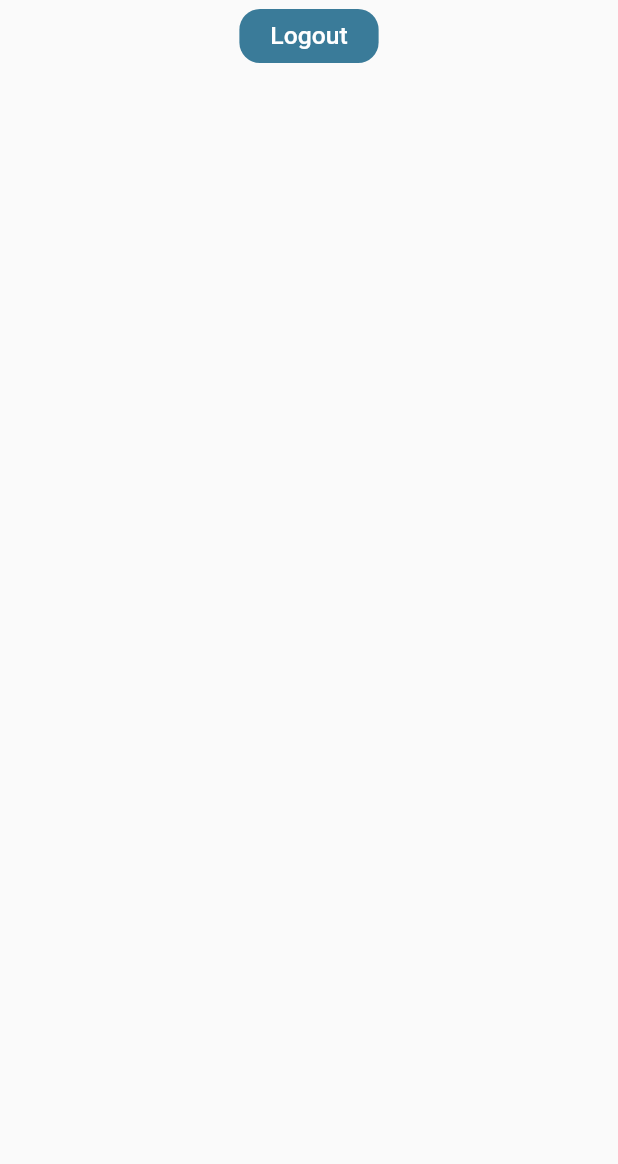
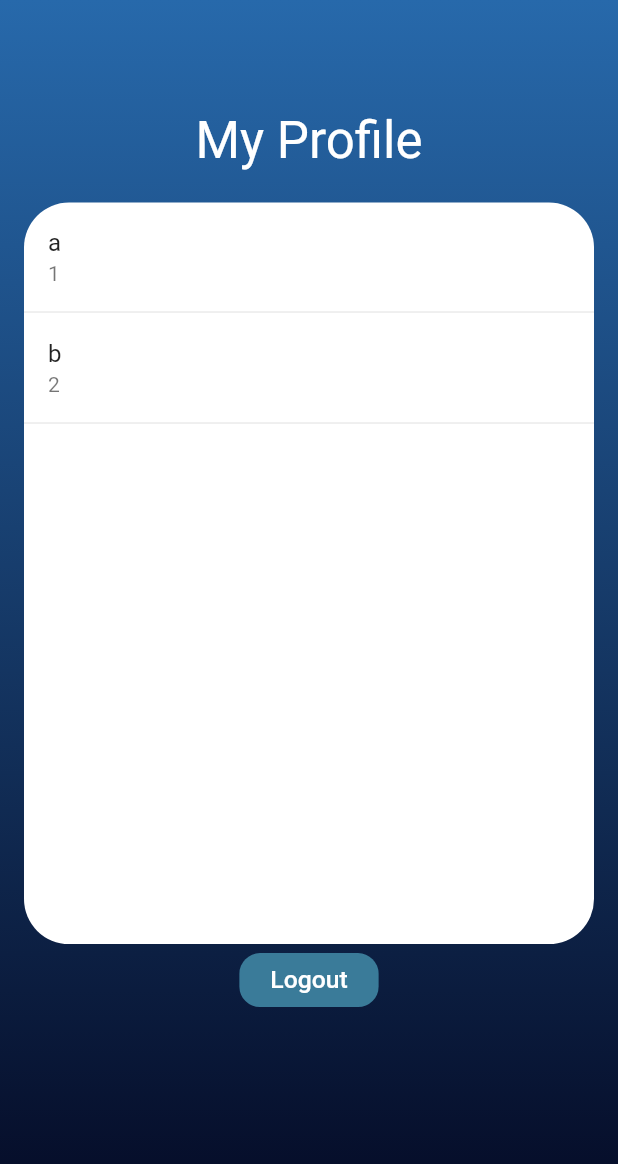
Before and after one commit to Addin15/jomhack_frontend, a Flutter app: the Profile screen opened directly, on a phone screen of 412 x 824 dp. Shown: the top 1164 px of the screen. Run offline on Flutter 3.47's test engine with Material 2 defaults, Android fonts, the phone set to English and light mode, and no system bars; our stand-ins replace flutter_secure_storage, flutter_spinkit, ionicons, sizer, syncfusion_flutter_gauges, syncfusion_flutter_sliders; missing offline and left inert: syncfusion_flutter_core; accounts and stored records are empty; network calls fail.

Commit message:
profile ui

```diff
--- a/lib/pages/profile/profile.dart
+++ b/lib/pages/profile/profile.dart
@@ -1,4 +1,6 @@
 import 'package:flutter/material.dart';
+
+import 'package:jomhack/services/api_service.dart';
 import 'package:jomhack/services/auth_service.dart';
 import 'package:jomhack/templates/custom_widgets.dart';
 import 'package:provider/provider.dart';
@@ -15,22 +17,138 @@ class Profile extends StatefulWidget {
 
 class _ProfileState extends State<Profile> {
 
-  ProviderModel? a;
 
   @override
   Widget build(BuildContext context) {
-    return Center(
+
+    double width = MediaQuery.of(context).size.width;
+    double height = MediaQuery.of(context).size.height;
+    return Stack(
+      fit: StackFit.expand,
+      children: [
+        Container(
+          decoration: BoxDecoration(
+            gradient: LinearGradient(
+              colors: [
+                Color.fromRGBO(4, 9, 35, 1),
+                Color.fromRGBO(39, 105, 171, 1),
+              ],
+              begin: FractionalOffset.bottomCenter,
+              end: FractionalOffset.topCenter,
+            ),
+          ),
+        ),
+        Scaffold(
+          backgroundColor: Colors.transparent,
+          body: SingleChildScrollView(
+            physics: BouncingScrollPhysics(),
+            child: Padding(
+              padding: const EdgeInsets.symmetric(horizontal: 16, vertical: 73),
               child: Column(
                 children: [
+                  Row(
+                    mainAxisAlignment: MainAxisAlignment.spaceBetween,
+                    children: [
+
+                    ],
+                  ),
+
+                  Text(
+                    'My Profile',
+                    textAlign: TextAlign.center,
+                    style: TextStyle(
+                      color: Colors.white,
+                      fontSize: 34,
+                    ),
+                  ),
+
+                  SizedBox(
+                    height: 22,
+                  ),
+
+                  Container(
+                    height: height * 0.6,
+                    child: LayoutBuilder(
+                      builder: (context, constraints) {
+                        double innerHeight = constraints.maxHeight;
+                        double innerWidth = constraints.maxWidth;
+                        return Stack(
+                          fit: StackFit.expand,
+                          children: [
+                            Positioned(
+                              bottom: 0,
+                              left: 0,
+                              right: 0,
+                              child: Container(
+                                height: innerHeight * 1,
+                                width: innerWidth,
+                                decoration: BoxDecoration(
+                                  borderRadius: BorderRadius.circular(30),
+                                  color: Colors.white,
+                                ),
+                                child: Column(
+                                  children: [
+
+                                    FutureBuilder<Map>(
+                                    future: APIService.getUserData(),
+                                      builder: (context,snapshot) {
+                                      print(snapshot.data);
+                                      if(snapshot.hasData) {
+                                        return Container(
+                                        height: 300,
+                                        child: new ListView.builder(
+                                        itemCount: snapshot.data?.length,
+                                        itemBuilder: (BuildContext context, int index) {
+                                        String key = snapshot.data?.keys.elementAt(index);
+
+                                        return new Column(
+                                        children: <Widget>[
+                                        new ListTile(
+                                        title: new Text("$key"),
+                                        subtitle: new Text("${snapshot.data?[key]}"),
+                                        ),
+                                        new Divider(
+                                        height: 2.0,
+                                        ),
+                                          ],
+                                        );
+                                        },
+                                        ),
+                                        );
+} else {
+    return const Center(
+    child: Text('No Data Found'),
+    );
+
+
+    };})],
+                                ),
+                              ),
+                            ),
+
+                          ],
+                        );
+                      },
+                    ),
+                  ),
+
                   customTextButton(
                     label: 'Logout',
                       onPressed: () {
                     AuthService auth = Provider.of(context, listen: false);
+
                     auth.logout();
                       },
                       ),
+
+
                 ],
               ),
+            ),
+          ),
+        )
+      ],
     );
+
   }
 }
--- a/lib/services/api_service.dart
+++ b/lib/services/api_service.dart
@@ -97,5 +97,35 @@ class APIService {
     }
   }
 
+  static Future<Map<String, dynamic>> getUserData() async {
+    try {
+      String? token = await _storage.read(key: 'token');
+
+      if (token != null) {
+        String url = '${baseURL}user/';
+
+        Response response = await get(
+          Uri.parse(url),
+          headers: headersWithToken(token),
+        );
+
+        if (response.statusCode == 200) {
+          return jsonDecode(response.body);
+        }
+      }
+
+      return {
+        'a': 1,
+        'b': 2,
+      };
+    } catch (e) {
+      log(e.toString());
+      return  {
+        'a': 1,
+        'b': 2,
+      };
+    }
+  }
+
 
 }
--- a/lib/services/auth_service.dart
+++ b/lib/services/auth_service.dart
@@ -76,6 +76,40 @@ class AuthService with ChangeNotifier {
     }
   }
 
+
+  Future<String?> edit({
+    required String email,
+    required String name,
+    required String password,
+
+  }) async {
+    try {
+      String url = '${baseURL}edit/';
+      Response response = await post(Uri.parse(url),
+          body: jsonEncode({
+            'email': email,
+            'name': name,
+            'password': password,
+          }),
+          headers: headersWithoutToken());
+
+      if (response.statusCode == 200) {
+        Map<String, dynamic> data = jsonDecode(response.body);
+
+        XUser u = XUser.fromMap(data['user']);
+        user = u;
+        await _storage.write(key: 'token', value: data['token']);
+        notifyListeners();
+        return null;
+      }
+
+      return 'User not found';
+    } catch (e) {
+      log(e.toString());
+      return 'Error while editing';
+    }
+  }
+
   Future<String?> register({
     required String name,
     required String email,
```
Lines whose indentation alone changed are shown as unchanged.
